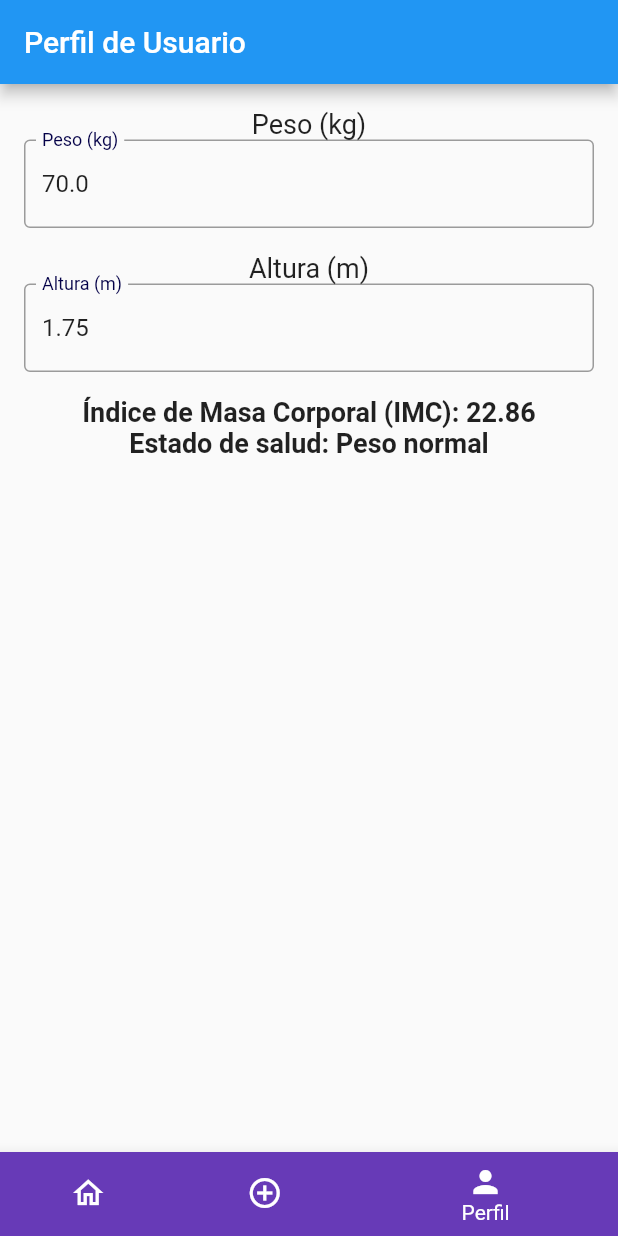
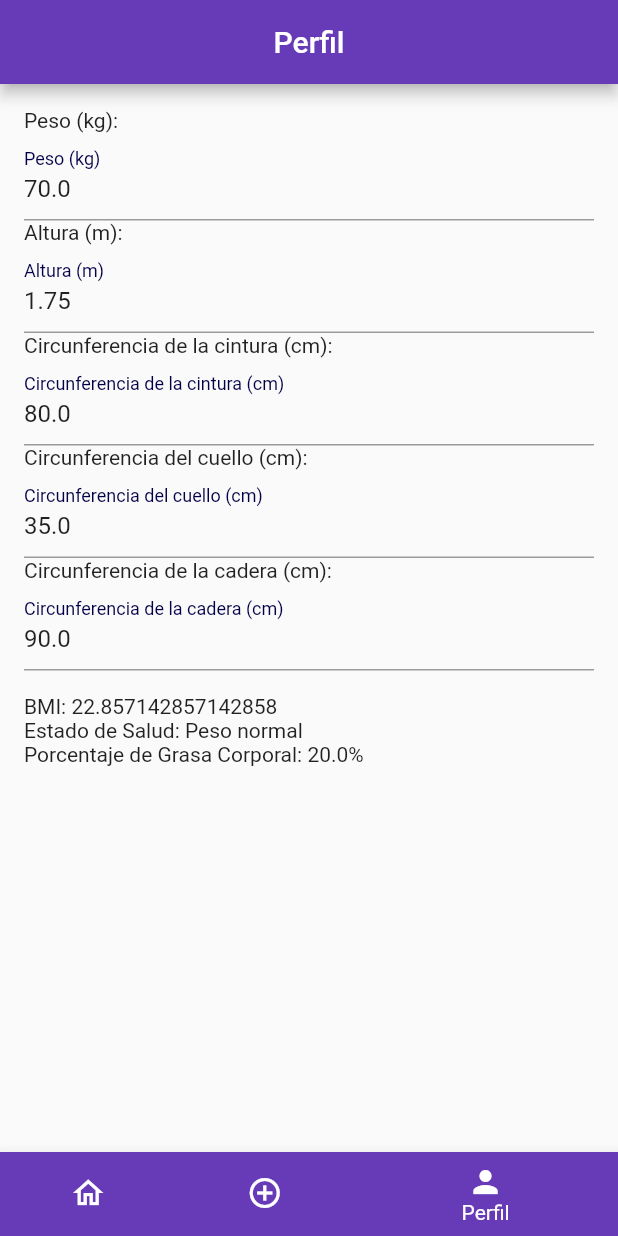
Before and after one commit to denisguimpu/App-Rutinas-De-Gimnasio, a Flutter app: the screen it shows after launch, item 3 of the bottom bar chosen, on a phone screen of 412 x 824 dp. Run offline on Flutter 3.47's test engine with Material 2 defaults, Android fonts, the phone set to English and light mode, and no system bars; our stand-ins replace carousel_slider, sqflite; accounts and stored records are empty.

Commit message:
v11 mejoras en la ventana perfil

```diff
--- a/lib/screens/profilesceen.dart
+++ b/lib/screens/profilesceen.dart
@@ -6,20 +6,42 @@ class ProfileScreen extends StatefulWidget {
 }
 
 class _ProfileScreenState extends State<ProfileScreen> {
-  double weight = 70.0; // Peso del usuario en kilogramos
-  double height = 1.75; // Altura del usuario en metros
+  double weight = 70.0;
+  double height = 1.75;
+  double waist = 80.0;
+  double neck = 35.0;
+  double hip = 90.0;
 
   TextEditingController weightController = TextEditingController();
   TextEditingController heightController = TextEditingController();
+  TextEditingController waistController = TextEditingController();
+  TextEditingController neckController = TextEditingController();
+  TextEditingController hipController = TextEditingController();
 
   @override
   void initState() {
     super.initState();
     weightController.text = weight.toString();
     heightController.text = height.toString();
+    waistController.text = waist.toString();
+    neckController.text = neck.toString();
+    hipController.text = hip.toString();
 
     weightController.addListener(updateValues);
     heightController.addListener(updateValues);
+    waistController.addListener(updateValues);
+    neckController.addListener(updateValues);
+    hipController.addListener(updateValues);
+  }
+
+  void updateValues() {
+    setState(() {
+      weight = double.parse(weightController.text);
+      height = double.parse(heightController.text);
+      waist = double.parse(waistController.text);
+      neck = double.parse(neckController.text);
+      hip = double.parse(hipController.text);
+    });
   }
 
   double calculateBMI(double weight, double height) {
@@ -29,71 +51,76 @@ class _ProfileScreenState extends State<ProfileScreen> {
   String getHealthStatus(double bmi) {
     if (bmi < 18.5) {
       return 'Bajo peso';
-    } else if (bmi < 24.9) {
+    } else if (bmi >= 18.5 && bmi < 24.9) {
       return 'Peso normal';
-    } else if (bmi < 29.9) {
+    } else if (bmi >= 25 && bmi < 29.9) {
       return 'Sobrepeso';
     } else {
       return 'Obesidad';
     }
   }
 
-  void updateValues() {
-    setState(() {
-      weight = double.parse(weightController.text);
-      height = double.parse(heightController.text);
-    });
+  double calculateBodyFatPercentage(double waist, double neck, double hip, double weight, double height) {
+    // Realiza los cálculos para el porcentaje de grasa corporal
+    // Puedes implementar la fórmula deseada aquí
+    // Por ejemplo, puedes utilizar la fórmula de Navy o cualquier otra
+    return 20.0; // Valor de ejemplo, reemplázalo con el cálculo real
   }
 
   @override
   Widget build(BuildContext context) {
     final bmi = calculateBMI(weight, height);
     final healthStatus = getHealthStatus(bmi);
+    final bodyFatPercentage = calculateBodyFatPercentage(waist, neck, hip, weight, height);
 
     return Scaffold(
       appBar: AppBar(
-        title: Text('Perfil de Usuario'),
+        title: Text('Perfil'),
+        centerTitle: true,
+        backgroundColor: Colors.deepPurple,
       ),
-      body: Padding(
-        padding: const EdgeInsets.all(16.0),
+      body: SingleChildScrollView(
+        child: Container(
+          padding: EdgeInsets.all(16.0),
           child: Column(
-          mainAxisAlignment: MainAxisAlignment.start,
+            crossAxisAlignment: CrossAxisAlignment.start,
             children: [
-            Text(
-              'Peso (kg)',
-              style: TextStyle(fontSize: 18),
-            ),
+              Text('Peso (kg):'),
               TextField(
                 controller: weightController,
                 keyboardType: TextInputType.number,
-              decoration: InputDecoration(
-                labelText: 'Peso (kg)',
-                border: OutlineInputBorder(),
+                decoration: InputDecoration(labelText: 'Peso (kg)'),
               ),
-            ),
-            SizedBox(height: 16),
-            Text(
-              'Altura (m)',
-              style: TextStyle(fontSize: 18),
-            ),
+              Text('Altura (m):'),
               TextField(
                 controller: heightController,
                 keyboardType: TextInputType.number,
-              decoration: InputDecoration(
-                labelText: 'Altura (m)',
-                border: OutlineInputBorder(),
+                decoration: InputDecoration(labelText: 'Altura (m)'),
               ),
+              Text('Circunferencia de la cintura (cm):'),
+              TextField(
+                controller: waistController,
+                keyboardType: TextInputType.number,
+                decoration: InputDecoration(labelText: 'Circunferencia de la cintura (cm)'),
+              ),
+              Text('Circunferencia del cuello (cm):'),
+              TextField(
+                controller: neckController,
+                keyboardType: TextInputType.number,
+                decoration: InputDecoration(labelText: 'Circunferencia del cuello (cm)'),
+              ),
+              Text('Circunferencia de la cadera (cm):'),
+              TextField(
+                controller: hipController,
+                keyboardType: TextInputType.number,
+                decoration: InputDecoration(labelText: 'Circunferencia de la cadera (cm)'),
               ),
               SizedBox(height: 16),
-            Text(
-              'Índice de Masa Corporal (IMC): ${bmi.toStringAsFixed(2)}',
-              style: TextStyle(fontSize: 18, fontWeight: FontWeight.bold),
+              Text('BMI: $bmi'),
+              Text('Estado de Salud: $healthStatus'),
+              Text('Porcentaje de Grasa Corporal: $bodyFatPercentage%'),
+            ],
           ),
-            Text(
-              'Estado de salud: $healthStatus',
-              style: TextStyle(fontSize: 18, fontWeight: FontWeight.bold),
-            ),
-          ],
         ),
       ),
     );
```
Lines whose indentation alone changed are shown as unchanged.
